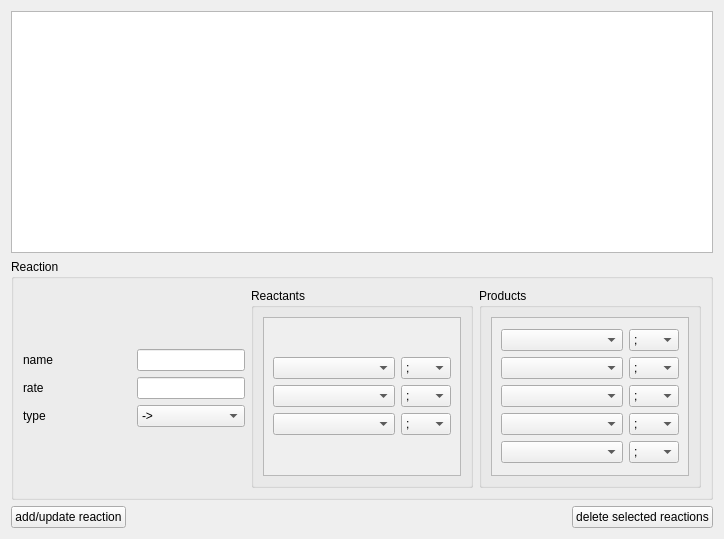
First picture: the form in ui/reactionWidget.ui, repository haskelladdict/mcellGUI, before the edit.
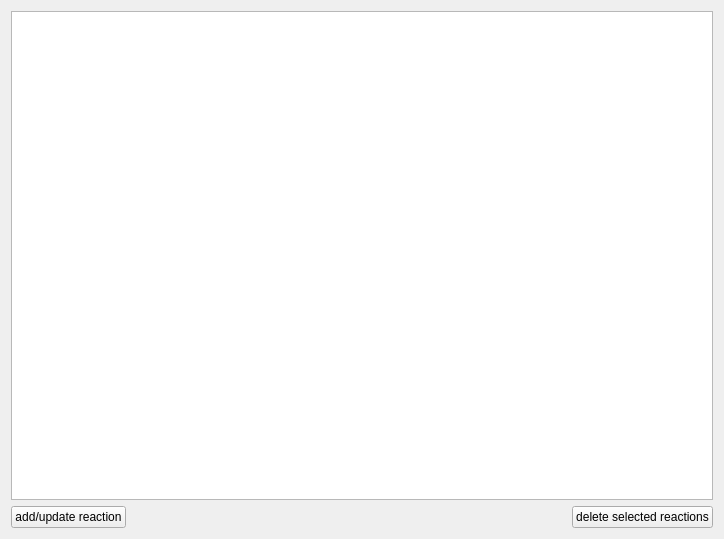
Second picture: the form after the edit.

Commit message:
Completely reworked reaction model and view.
The reaction model is now a tree model displayed in a
QTreeView.

The edit to the form file:
```diff
--- a/ui/reactionWidget.ui
+++ b/ui/reactionWidget.ui
@@ -13,584 +13,12 @@
   <property name="windowTitle">
    <string>Form</string>
   </property>
-  <layout class="QVBoxLayout" name="verticalLayout_4">
+  <layout class="QVBoxLayout" name="verticalLayout">
    <item>
-    <widget class="QListView" name="reactListView"/>
-   </item>
-   <item>
-    <widget class="QGroupBox" name="groupBox">
-     <property name="title">
-      <string>Reaction</string>
+    <widget class="QTreeView" name="reactTreeView">
+     <property name="editTriggers">
+      <set>QAbstractItemView::AllEditTriggers</set>
      </property>
-     <layout class="QHBoxLayout" name="horizontalLayout_4">
-      <item>
-       <layout class="QVBoxLayout" name="verticalLayout" stretch="0,0,0">
-        <property name="spacing">
-         <number>-1</number>
-        </property>
-        <property name="sizeConstraint">
-         <enum>QLayout::SetMinimumSize</enum>
-        </property>
-        <item>
-         <spacer name="verticalSpacer_4">
-          <property name="orientation">
-           <enum>Qt::Vertical</enum>
-          </property>
-          <property name="sizeHint" stdset="0">
-           <size>
-            <width>20</width>
-            <height>40</height>
-           </size>
-          </property>
-         </spacer>
-        </item>
-        <item>
-         <layout class="QGridLayout" name="gridLayout" rowstretch="0,0,0">
-          <item row="0" column="0">
-           <widget class="QLabel" name="label">
-            <property name="sizePolicy">
-             <sizepolicy hsizetype="MinimumExpanding" vsizetype="Preferred">
-              <horstretch>0</horstretch>
-              <verstretch>0</verstretch>
-             </sizepolicy>
-            </property>
-            <property name="text">
-             <string>name</string>
-            </property>
-           </widget>
-          </item>
-          <item row="0" column="1">
-           <widget class="QLineEdit" name="nameEdit">
-            <property name="sizePolicy">
-             <sizepolicy hsizetype="MinimumExpanding" vsizetype="Fixed">
-              <horstretch>0</horstretch>
-              <verstretch>0</verstretch>
-             </sizepolicy>
-            </property>
-           </widget>
-          </item>
-          <item row="1" column="0">
-           <widget class="QLabel" name="label_2">
-            <property name="sizePolicy">
-             <sizepolicy hsizetype="MinimumExpanding" vsizetype="Preferred">
-              <horstretch>0</horstretch>
-              <verstretch>0</verstretch>
-             </sizepolicy>
-            </property>
-            <property name="text">
-             <string>rate</string>
-            </property>
-           </widget>
-          </item>
-          <item row="1" column="1">
-           <widget class="QLineEdit" name="rateEdit">
-            <property name="sizePolicy">
-             <sizepolicy hsizetype="MinimumExpanding" vsizetype="Fixed">
-              <horstretch>0</horstretch>
-              <verstretch>0</verstretch>
-             </sizepolicy>
-            </property>
-           </widget>
-          </item>
-          <item row="2" column="0">
-           <widget class="QLabel" name="label_3">
-            <property name="sizePolicy">
-             <sizepolicy hsizetype="MinimumExpanding" vsizetype="Preferred">
-              <horstretch>0</horstretch>
-              <verstretch>0</verstretch>
-             </sizepolicy>
-            </property>
-            <property name="text">
-             <string>type</string>
-            </property>
-           </widget>
-          </item>
-          <item row="2" column="1">
-           <widget class="QComboBox" name="typeCombo">
-            <property name="sizePolicy">
-             <sizepolicy hsizetype="MinimumExpanding" vsizetype="Fixed">
-              <horstretch>0</horstretch>
-              <verstretch>0</verstretch>
-             </sizepolicy>
-            </property>
-            <item>
-             <property name="text">
-              <string>-&gt;</string>
-             </property>
-            </item>
-            <item>
-             <property name="text">
-              <string>&lt;-&gt;</string>
-             </property>
-            </item>
-           </widget>
-          </item>
-         </layout>
-        </item>
-        <item>
-         <spacer name="verticalSpacer">
-          <property name="orientation">
-           <enum>Qt::Vertical</enum>
-          </property>
-          <property name="sizeHint" stdset="0">
-           <size>
-            <width>20</width>
-            <height>40</height>
-           </size>
-          </property>
-         </spacer>
-        </item>
-       </layout>
-      </item>
-      <item>
-       <widget class="QGroupBox" name="groupBox_2">
-        <property name="title">
-         <string>Reactants</string>
-        </property>
-        <layout class="QHBoxLayout" name="horizontalLayout_3">
-         <item>
-          <widget class="QScrollArea" name="scrollArea">
-           <property name="widgetResizable">
-            <bool>true</bool>
-           </property>
-           <widget class="QWidget" name="scrollAreaWidgetContents">
-            <property name="geometry">
-             <rect>
-              <x>0</x>
-              <y>0</y>
-              <width>189</width>
-              <height>216</height>
-             </rect>
-            </property>
-            <layout class="QVBoxLayout" name="verticalLayout_2">
-             <item>
-              <layout class="QGridLayout" name="gridLayout_2">
-               <item row="0" column="0">
-                <widget class="QComboBox" name="reactCombo1"/>
-               </item>
-               <item row="1" column="0">
-                <widget class="QComboBox" name="reactCombo2"/>
-               </item>
-               <item row="2" column="0">
-                <widget class="QComboBox" name="reactCombo3"/>
-               </item>
-               <item row="0" column="1">
-                <widget class="QComboBox" name="orientCombo1">
-                 <property name="maximumSize">
-                  <size>
-                   <width>50</width>
-                   <height>16777215</height>
-                  </size>
-                 </property>
-                 <item>
-                  <property name="text">
-                   <string>;</string>
-                  </property>
-                 </item>
-                 <item>
-                  <property name="text">
-                   <string>'</string>
-                  </property>
-                 </item>
-                 <item>
-                  <property name="text">
-                   <string>''</string>
-                  </property>
-                 </item>
-                 <item>
-                  <property name="text">
-                   <string>'''</string>
-                  </property>
-                 </item>
-                 <item>
-                  <property name="text">
-                   <string>,</string>
-                  </property>
-                 </item>
-                 <item>
-                  <property name="text">
-                   <string>,,</string>
-                  </property>
-                 </item>
-                 <item>
-                  <property name="text">
-                   <string>,,,</string>
-                  </property>
-                 </item>
-                </widget>
-               </item>
-               <item row="1" column="1">
-                <widget class="QComboBox" name="orientCombo2">
-                 <property name="maximumSize">
-                  <size>
-                   <width>50</width>
-                   <height>16777215</height>
-                  </size>
-                 </property>
-                 <item>
-                  <property name="text">
-                   <string>;</string>
-                  </property>
-                 </item>
-                 <item>
-                  <property name="text">
-                   <string>'</string>
-                  </property>
-                 </item>
-                 <item>
-                  <property name="text">
-                   <string>''</string>
-                  </property>
-                 </item>
-                 <item>
-                  <property name="text">
-                   <string>'''</string>
-                  </property>
-                 </item>
-                 <item>
-                  <property name="text">
-                   <string>,</string>
-                  </property>
-                 </item>
-                 <item>
-                  <property name="text">
-                   <string>,,</string>
-                  </property>
-                 </item>
-                 <item>
-                  <property name="text">
-                   <string>,,,</string>
-                  </property>
-                 </item>
-                </widget>
-               </item>
-               <item row="2" column="1">
-                <widget class="QComboBox" name="orientCombo3">
-                 <property name="maximumSize">
-                  <size>
-                   <width>50</width>
-                   <height>16777215</height>
-                  </size>
-                 </property>
-                 <item>
-                  <property name="text">
-                   <string>;</string>
-                  </property>
-                 </item>
-                 <item>
-                  <property name="text">
-                   <string>'</string>
-                  </property>
-                 </item>
-                 <item>
-                  <property name="text">
-                   <string>''</string>
-                  </property>
-                 </item>
-                 <item>
-                  <property name="text">
-                   <string>'''</string>
-                  </property>
-                 </item>
-                 <item>
-                  <property name="text">
-                   <string>,</string>
-                  </property>
-                 </item>
-                 <item>
-                  <property name="text">
-                   <string>,,</string>
-                  </property>
-                 </item>
-                 <item>
-                  <property name="text">
-                   <string>,,,</string>
-                  </property>
-                 </item>
-                </widget>
-               </item>
-              </layout>
-             </item>
-            </layout>
-           </widget>
-          </widget>
-         </item>
-        </layout>
-       </widget>
-      </item>
-      <item>
-       <widget class="QGroupBox" name="groupBox_3">
-        <property name="title">
-         <string>Products</string>
-        </property>
-        <layout class="QHBoxLayout" name="horizontalLayout_2">
-         <item>
-          <widget class="QScrollArea" name="scrollArea_2">
-           <property name="widgetResizable">
-            <bool>true</bool>
-           </property>
-           <widget class="QWidget" name="scrollAreaWidgetContents_2">
-            <property name="geometry">
-             <rect>
-              <x>0</x>
-              <y>0</y>
-              <width>189</width>
-              <height>216</height>
-             </rect>
-            </property>
-            <layout class="QVBoxLayout" name="verticalLayout_3">
-             <item>
-              <layout class="QGridLayout" name="gridLayout_3">
-               <item row="0" column="0">
-                <widget class="QComboBox" name="productCombo1"/>
-               </item>
-               <item row="1" column="0">
-                <widget class="QComboBox" name="productCombo2"/>
-               </item>
-               <item row="2" column="0">
-                <widget class="QComboBox" name="productCombo3"/>
-               </item>
-               <item row="3" column="0">
-                <widget class="QComboBox" name="productCombo4"/>
-               </item>
-               <item row="4" column="0">
-                <widget class="QComboBox" name="productCombo5"/>
-               </item>
-               <item row="0" column="1">
-                <widget class="QComboBox" name="orientCombo4">
-                 <property name="maximumSize">
-                  <size>
-                   <width>50</width>
-                   <height>16777215</height>
-                  </size>
-                 </property>
-                 <item>
-                  <property name="text">
-                   <string>;</string>
-                  </property>
-                 </item>
-                 <item>
-                  <property name="text">
-                   <string>'</string>
-                  </property>
-                 </item>
-                 <item>
-                  <property name="text">
-                   <string>''</string>
-                  </property>
-                 </item>
-                 <item>
-                  <property name="text">
-                   <string>'''</string>
-                  </property>
-                 </item>
-                 <item>
-                  <property name="text">
-                   <string>,</string>
-                  </property>
-                 </item>
-                 <item>
-                  <property name="text">
-                   <string>,,</string>
-                  </property>
-                 </item>
-                 <item>
-                  <property name="text">
-                   <string>,,,</string>
-                  </property>
-                 </item>
-                </widget>
-               </item>
-               <item row="1" column="1">
-                <widget class="QComboBox" name="orientCombo5">
-                 <property name="maximumSize">
-                  <size>
-                   <width>50</width>
-                   <height>16777215</height>
-                  </size>
-                 </property>
-                 <item>
-                  <property name="text">
-                   <string>;</string>
-                  </property>
-                 </item>
-                 <item>
-                  <property name="text">
-                   <string>'</string>
-                  </property>
-                 </item>
-                 <item>
-                  <property name="text">
-                   <string>''</string>
-                  </property>
-                 </item>
-                 <item>
-                  <property name="text">
-                   <string>'''</string>
-                  </property>
-                 </item>
-                 <item>
-                  <property name="text">
-                   <string>,</string>
-                  </property>
-                 </item>
-                 <item>
-                  <property name="text">
-                   <string>,,</string>
-                  </property>
-                 </item>
-                 <item>
-                  <property name="text">
-                   <string>,,,</string>
-                  </property>
-                 </item>
-                </widget>
-               </item>
-               <item row="2" column="1">
-                <widget class="QComboBox" name="orientCombo6">
-                 <property name="maximumSize">
-                  <size>
-                   <width>50</width>
-                   <height>16777215</height>
-                  </size>
-                 </property>
-                 <item>
-                  <property name="text">
-                   <string>;</string>
-                  </property>
-                 </item>
-                 <item>
-                  <property name="text">
-                   <string>'</string>
-                  </property>
-                 </item>
-                 <item>
-                  <property name="text">
-                   <string>''</string>
-                  </property>
-                 </item>
-                 <item>
-                  <property name="text">
-                   <string>'''</string>
-                  </property>
-                 </item>
-                 <item>
-                  <property name="text">
-                   <string>,</string>
-                  </property>
-                 </item>
-                 <item>
-                  <property name="text">
-                   <string>,,</string>
-                  </property>
-                 </item>
-                 <item>
-                  <property name="text">
-                   <string>,,,</string>
-                  </property>
-                 </item>
-                </widget>
-               </item>
-               <item row="3" column="1">
-                <widget class="QComboBox" name="orientCombo7">
-                 <property name="maximumSize">
-                  <size>
-                   <width>50</width>
-                   <height>16777215</height>
-                  </size>
-                 </property>
-                 <item>
-                  <property name="text">
-                   <string>;</string>
-                  </property>
-                 </item>
-                 <item>
-                  <property name="text">
-                   <string>'</string>
-                  </property>
-                 </item>
-                 <item>
-                  <property name="text">
-                   <string>''</string>
-                  </property>
-                 </item>
-                 <item>
-                  <property name="text">
-                   <string>'''</string>
-                  </property>
-                 </item>
-                 <item>
-                  <property name="text">
-                   <string>,</string>
-                  </property>
-                 </item>
-                 <item>
-                  <property name="text">
-                   <string>,,</string>
-                  </property>
-                 </item>
-                 <item>
-                  <property name="text">
-                   <string>,,,</string>
-                  </property>
-                 </item>
-                </widget>
-               </item>
-               <item row="4" column="1">
-                <widget class="QComboBox" name="orientCombo8">
-                 <property name="maximumSize">
-                  <size>
-                   <width>50</width>
-                   <height>16777215</height>
-                  </size>
-                 </property>
-                 <item>
-                  <property name="text">
-                   <string>;</string>
-                  </property>
-                 </item>
-                 <item>
-                  <property name="text">
-                   <string>'</string>
-                  </property>
-                 </item>
-                 <item>
-                  <property name="text">
-                   <string>''</string>
-                  </property>
-                 </item>
-                 <item>
-                  <property name="text">
-                   <string>'''</string>
-                  </property>
-                 </item>
-                 <item>
-                  <property name="text">
-                   <string>,</string>
-                  </property>
-                 </item>
-                 <item>
-                  <property name="text">
-                   <string>,,</string>
-                  </property>
-                 </item>
-                 <item>
-                  <property name="text">
-                   <string>,,,</string>
-                  </property>
-                 </item>
-                </widget>
-               </item>
-              </layout>
-             </item>
-            </layout>
-           </widget>
-          </widget>
-         </item>
-        </layout>
-       </widget>
-      </item>
-     </layout>
     </widget>
    </item>
    <item>
```
Left out of the diff: 6 changed lines with no effect on the pictures. The commit also changes 8 other files.
